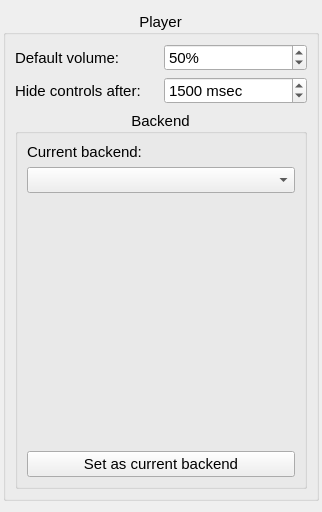
Old version of the form AYAYA/settings/playersettings.ui in the repository jkbz64/AYAYA.
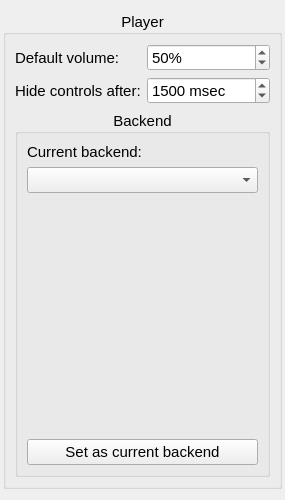
New version of the form.

```diff
--- a/AYAYA/settings/playersettings.ui
+++ b/AYAYA/settings/playersettings.ui
@@ -6,8 +6,8 @@
    <rect>
     <x>0</x>
     <y>0</y>
-    <width>322</width>
-    <height>512</height>
+    <width>285</width>
+    <height>500</height>
    </rect>
   </property>
   <property name="minimumSize">
```
